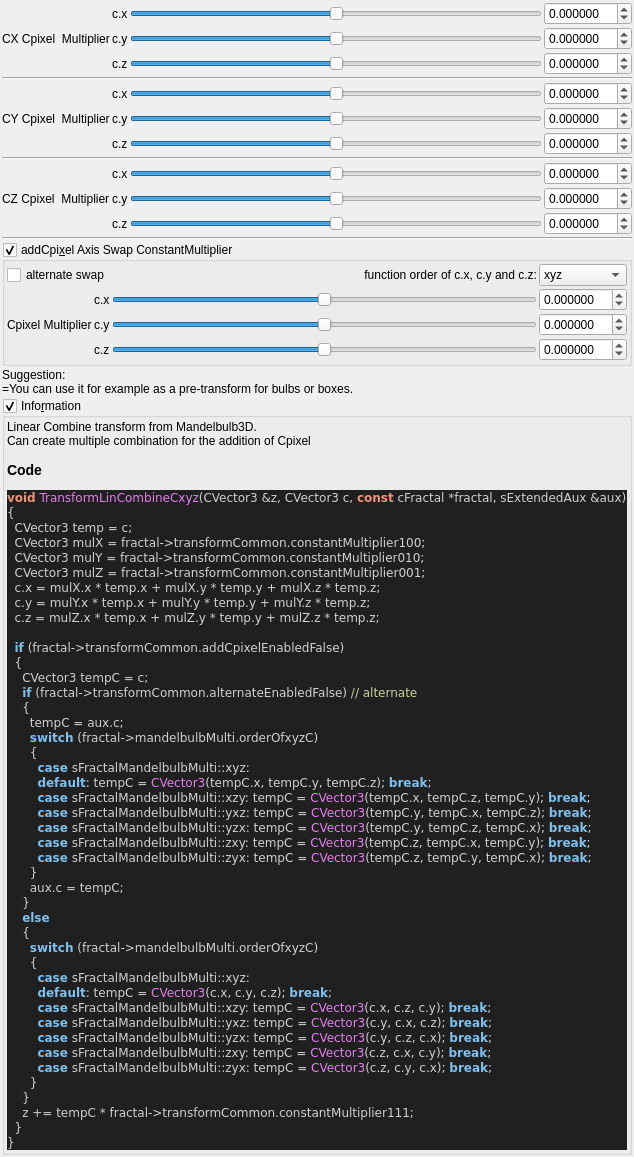
The window that mandelbulber2/qt_data/fractal_transf_lin_combine_Cxyz.ui (buddhi1980/mandelbulber2) describes before a commit, drawn with Qt 5.
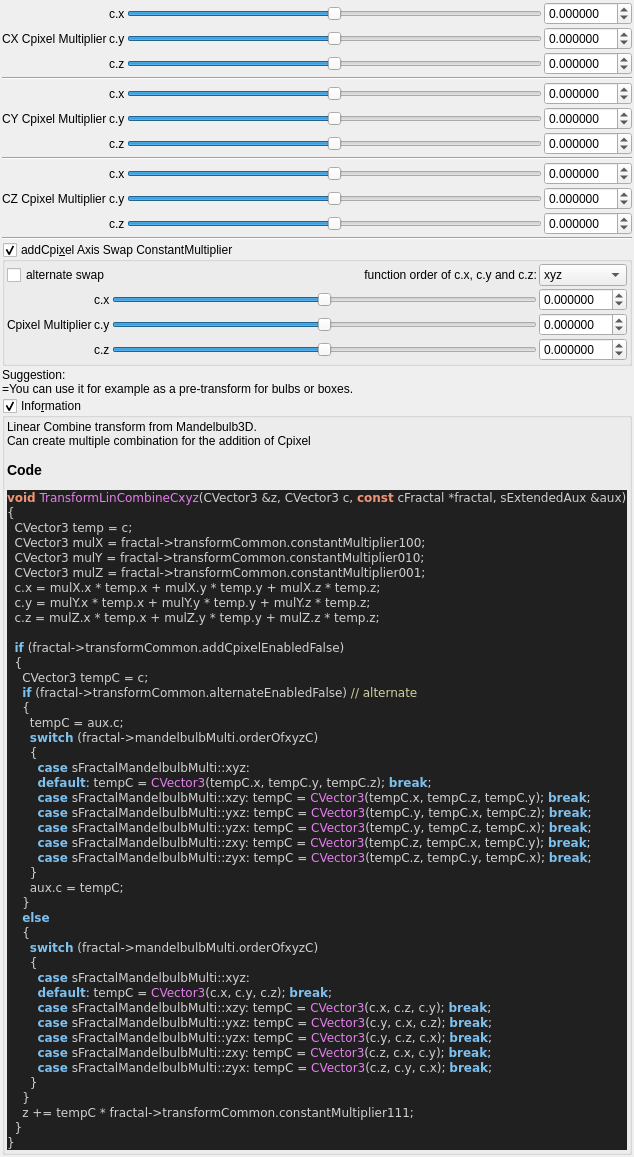
The same window after the commit. Custom widgets are drawn as their Qt base class.

What changed in the file:
```diff
--- a/mandelbulber2/qt_data/fractal_transf_lin_combine_Cxyz.ui
+++ b/mandelbulber2/qt_data/fractal_transf_lin_combine_Cxyz.ui
@@ -338,7 +338,7 @@
      <item row="1" column="0">
       <widget class="QLabel" name="label_108">
        <property name="text">
-        <string>CX Cpixel  Multiplier</string>
+        <string>CX Cpixel Multiplier</string>
        </property>
       </widget>
      </item>
@@ -524,14 +524,14 @@
      <item row="5" column="0">
       <widget class="QLabel" name="label_109">
        <property name="text">
-        <string>CY Cpixel  Multiplier</string>
+        <string>CY Cpixel Multiplier</string>
        </property>
       </widget>
      </item>
      <item row="9" column="0">
       <widget class="QLabel" name="label_111">
        <property name="text">
-        <string>CZ Cpixel  Multiplier</string>
+        <string>CZ Cpixel Multiplier</string>
        </property>
       </widget>
      </item>
```
